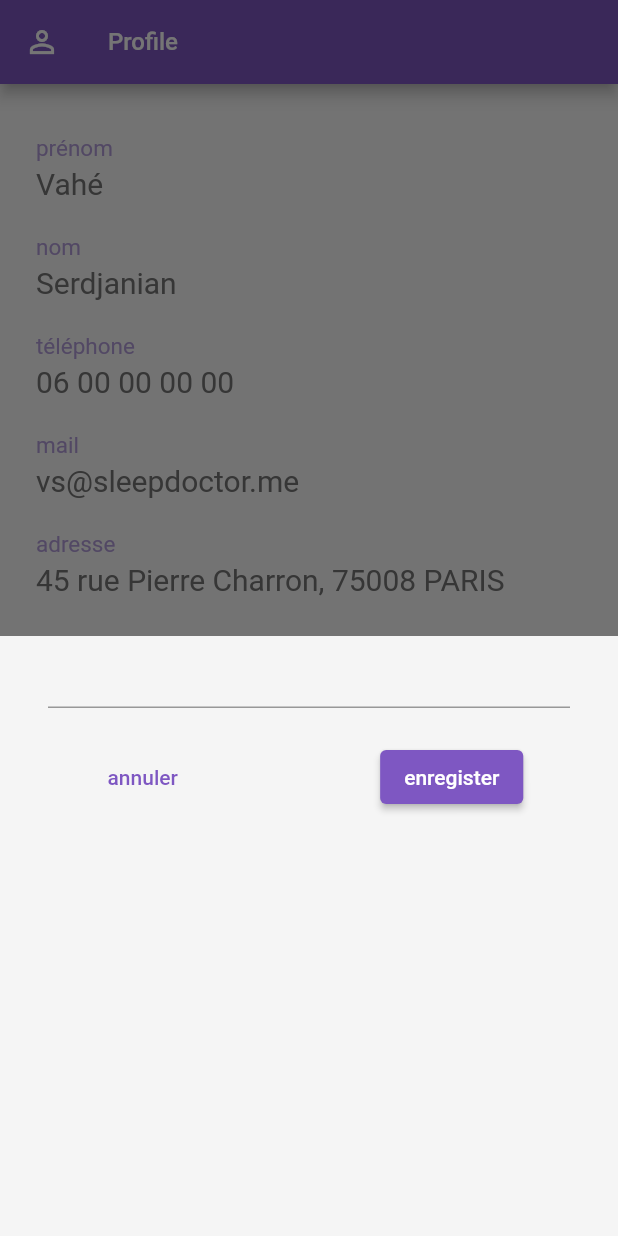
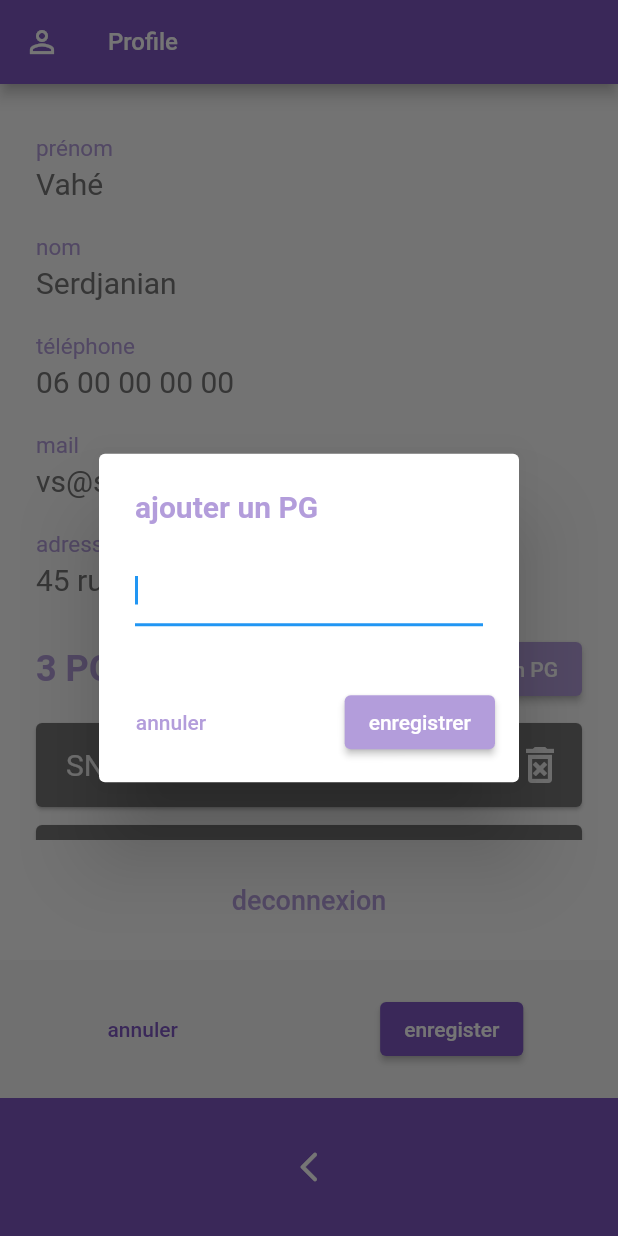
Before and after one commit to GreatPy/sd_tech_app, a Flutter app: the Profile screen opened directly, after a tap on an icon or button, on a phone screen of 412 x 824 dp. Run offline on Flutter 3.47's test engine with Material 2 defaults, Android fonts, the phone set to English and light mode, and no system bars; drawn by our look-alikes of keyboard_dismisser; our stand-ins replace flutter_riverpod.

```diff
--- a/lib/Screens/tech_profile.dart
+++ b/lib/Screens/tech_profile.dart
@@ -186,7 +186,6 @@ class _ProfileState extends State<Profile> {
       gestures: const [GestureType.onVerticalDragDown],
       child: GestureDetector(
         child: Scaffold(
-          // resizeToAvoidBottomInset: false,
           appBar: const Header(
             screen: Screen.techProfile,
           ),
--- a/lib/widgets/tech_profile/exam_header.dart
+++ b/lib/widgets/tech_profile/exam_header.dart
@@ -2,7 +2,6 @@ import 'package:flutter/material.dart';
 import 'package:sd_tech/models/enums/exam_type_enum.dart';
 import 'package:sd_tech/models/styles.dart';
 import 'package:sd_tech/models/tech.dart';
-import 'package:sd_tech/widgets/generals/footer/validation_footer.dart';
 import 'package:sd_tech/widgets/generals/styled_text.dart';
 import 'package:sd_tech/widgets/tech_profile/bottom_modal.dart';
 
@@ -40,21 +39,50 @@ class ExamHeader extends StatelessWidget {
           fontSize: 24,
           fontWeight: FontWeight.bold,
         ),
-        SizedBox(
-          width: 200,
-          child: ElevatedButton(
-              style:
-                  ElevatedButton.styleFrom(backgroundColor: primaryColorLigth),
-              onPressed: () {
-                print("add machine");
-                showModalBottomSheet(
-                    context: context,
-                    builder: (BuildContext context) {
-                      return const BottomModal();
-                    });
-              },
-              child: StyledText(content: "ajouter un $machineType")),
-        )
+        ElevatedButton(
+            style: ElevatedButton.styleFrom(backgroundColor: primaryColorLigth),
+            onPressed: () {
+              showDialog(
+                context: context,
+                builder: (context) => AlertDialog(
+                  title: StyledText(
+                    content: "ajouter un ${examType.name.toUpperCase()}",
+                    color: primaryColorLigth,
+                    fontSize: 20,
+                    fontWeight: FontWeight.bold,
+                  ),
+                  content: Form(
+                    child: TextFormField(
+                      autofocus: true,
+                    ),
+                  ),
+                  actions: [
+                    ButtonBar(
+                      alignment: MainAxisAlignment.spaceBetween,
+                      children: [
+                        TextButton(
+                            onPressed: () {
+                              Navigator.pop(context);
+                            },
+                            child: StyledText(
+                              content: "annuler",
+                              color: primaryColorLigth,
+                            )),
+                        ElevatedButton(
+                          onPressed: () {},
+                          style: ElevatedButton.styleFrom(
+                              backgroundColor: primaryColorLigth),
+                          child: const StyledText(
+                            content: "enregistrer",
+                          ),
+                        )
+                      ],
+                    )
+                  ],
+                ),
+              );
+            },
+            child: StyledText(content: "ajouter un $machineType"))
       ],
     );
   }
```
Also changed, not shown: lib/widgets/tech_profile/bottom_modal.dart (+24 -3 lines).
